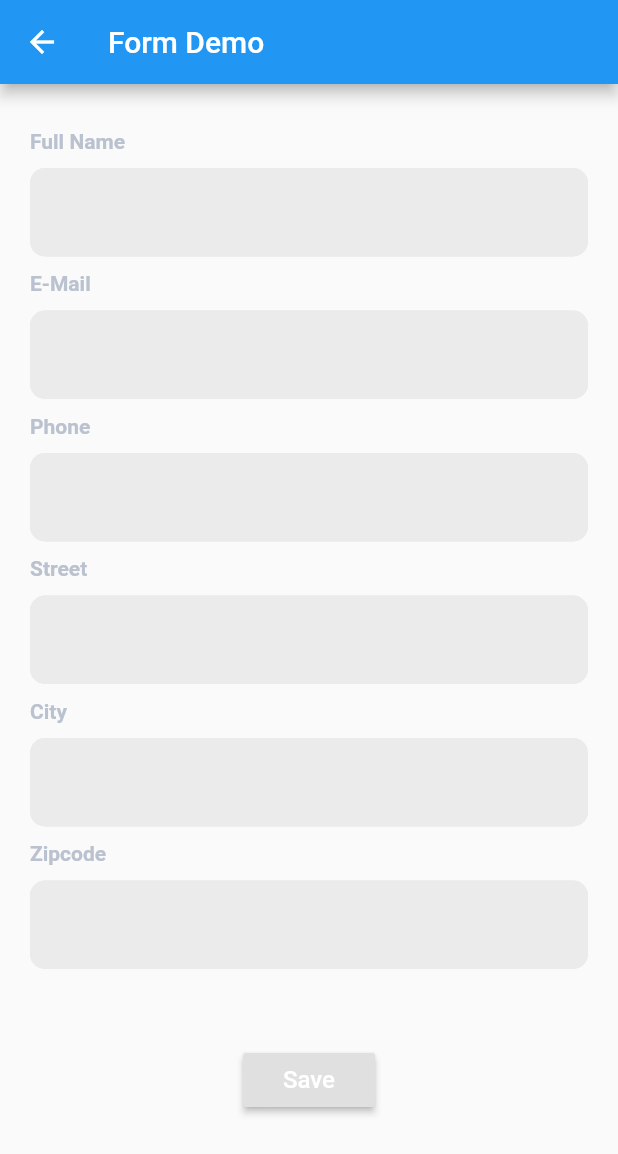
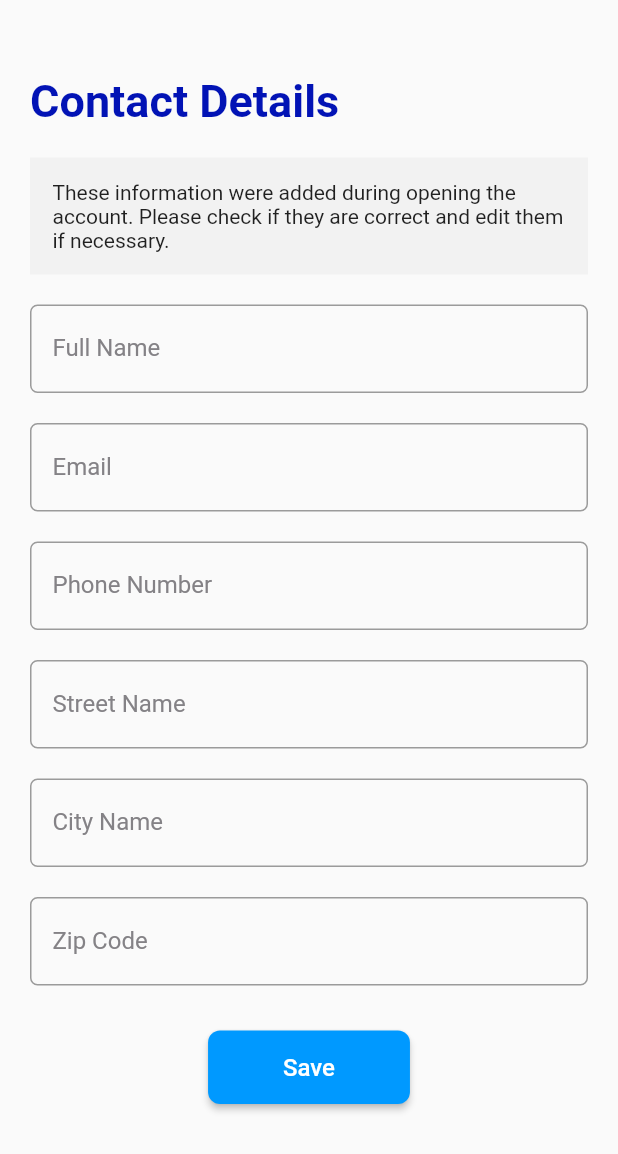
Before and after one commit to karlgrossmann/coronacontacts, a Flutter app: the ContactDataScreen screen opened directly, on a phone screen of 412 x 824 dp. Shown: the top 1154 px of the screen. Run offline on Flutter 3.47's test engine with Material 2 defaults, Android fonts, the phone set to English and light mode, and no system bars; our stand-ins replace permission_handler; missing offline and left inert: qrscan.

Commit message:
screen design of both screens

```diff
--- a/lib/contactdata_screen.dart
+++ b/lib/contactdata_screen.dart
@@ -19,15 +19,28 @@ class ContactDataScreenState extends State<ContactDataScreen> {
 
   Widget _buildNameField() {
     return TextFormField(
+      style: TextStyle(
+          color: Color(0xFF1B1A22),
+          fontWeight: FontWeight.bold,
+      ),
       decoration: InputDecoration(
-          labelText: null,
-          fillColor: Color(0xFFEBEBEB),
-          filled: true,
+          contentPadding: EdgeInsets.only(top: 20.0, bottom: 20.0, right: 15.0, left: 15.0),
+          floatingLabelBehavior: FloatingLabelBehavior.auto,
           border: const OutlineInputBorder(
-              borderRadius: BorderRadius.all(Radius.circular(10.0))),
-          enabledBorder: const OutlineInputBorder(
-              borderRadius: BorderRadius.all(Radius.circular(10.0)),
-              borderSide: BorderSide(color: Color(0xFFEBEBEB)))),
+            borderRadius: BorderRadius.all(Radius.circular(5.0)),
+            borderSide: BorderSide(color: Color(0xFFF0EFF1)),
+          ),
+          focusedBorder: const OutlineInputBorder(
+            borderRadius: BorderRadius.all(Radius.circular(5.0)),
+            borderSide: BorderSide(color: Colors.blue),
+          ),
+          labelText: 'Full Name',
+          labelStyle: TextStyle(
+            color: Color(0xFF848286),
+            fontSize: 16,
+            fontWeight: FontWeight.normal,
+          ),
+      ),
       validator: (String value) {
         if (value.isEmpty) {
           return 'Name is required';
@@ -42,15 +55,28 @@ class ContactDataScreenState extends State<ContactDataScreen> {
 
   Widget _buildEmailField() {
     return TextFormField(
+      style: TextStyle(
+          color: Color(0xFF1B1A22),
+          fontWeight: FontWeight.bold,
+      ),
       decoration: InputDecoration(
-          labelText: null,
-          fillColor: Color(0xFFEBEBEB),
-          filled: true,
+          contentPadding: EdgeInsets.only(top: 20.0, bottom: 20.0, right: 15.0, left: 15.0),
+          floatingLabelBehavior: FloatingLabelBehavior.auto,
           border: const OutlineInputBorder(
-              borderRadius: BorderRadius.all(Radius.circular(10.0))),
-          enabledBorder: const OutlineInputBorder(
-              borderRadius: BorderRadius.all(Radius.circular(10.0)),
-              borderSide: BorderSide(color: Color(0xFFEBEBEB)))),
+            borderRadius: BorderRadius.all(Radius.circular(5.0)),
+            borderSide: BorderSide(color: Color(0xFFF0EFF1)),
+          ),
+          focusedBorder: const OutlineInputBorder(
+            borderRadius: BorderRadius.all(Radius.circular(5.0)),
+            borderSide: BorderSide(color: Colors.blue),
+          ),
+          labelText: 'Email',
+          labelStyle: TextStyle(
+            color: Color(0xFF848286),
+            fontSize: 16,
+            fontWeight: FontWeight.normal,
+          ),
+      ),
       validator: (String value) {
         if (value.isEmpty) {
           return 'Email is required';
@@ -72,15 +98,28 @@ class ContactDataScreenState extends State<ContactDataScreen> {
 
   Widget _buildPhoneNumberField() {
     return TextFormField(
+      style: TextStyle(
+          color: Color(0xFF1B1A22),
+          fontWeight: FontWeight.bold,
+      ),
       decoration: InputDecoration(
-          labelText: null,
-          fillColor: Color(0xFFEBEBEB),
-          filled: true,
+          contentPadding: EdgeInsets.only(top: 20.0, bottom: 20.0, right: 15.0, left: 15.0),
+          floatingLabelBehavior: FloatingLabelBehavior.auto,
           border: const OutlineInputBorder(
-              borderRadius: BorderRadius.all(Radius.circular(10.0))),
-          enabledBorder: const OutlineInputBorder(
-              borderRadius: BorderRadius.all(Radius.circular(10.0)),
-              borderSide: BorderSide(color: Color(0xFFEBEBEB)))),
+            borderRadius: BorderRadius.all(Radius.circular(5.0)),
+            borderSide: BorderSide(color: Color(0xFFF0EFF1)),
+          ),
+          focusedBorder: const OutlineInputBorder(
+            borderRadius: BorderRadius.all(Radius.circular(5.0)),
+            borderSide: BorderSide(color: Colors.blue),
+          ),
+          labelText: 'Phone Number',
+          labelStyle: TextStyle(
+            color: Color(0xFF848286),
+            fontSize: 16,
+            fontWeight: FontWeight.normal,
+          ),
+      ),
       validator: (String value) {
         if (value.isEmpty) {
           return 'Phone number is required';
@@ -101,15 +140,28 @@ class ContactDataScreenState extends State<ContactDataScreen> {
 
   Widget _buildStreetField() {
     return TextFormField(
+      style: TextStyle(
+          color: Color(0xFF1B1A22),
+          fontWeight: FontWeight.bold,
+      ),
       decoration: InputDecoration(
-          labelText: null,
-          fillColor: Color(0xFFEBEBEB),
-          filled: true,
+          contentPadding: EdgeInsets.only(top: 20.0, bottom: 20.0, right: 15.0, left: 15.0),
+          floatingLabelBehavior: FloatingLabelBehavior.auto,
           border: const OutlineInputBorder(
-              borderRadius: BorderRadius.all(Radius.circular(10.0))),
-          enabledBorder: const OutlineInputBorder(
-              borderRadius: BorderRadius.all(Radius.circular(10.0)),
-              borderSide: BorderSide(color: Color(0xFFEBEBEB)))),
+            borderRadius: BorderRadius.all(Radius.circular(5.0)),
+            borderSide: BorderSide(color: Color(0xFFF0EFF1)),
+          ),
+          focusedBorder: const OutlineInputBorder(
+            borderRadius: BorderRadius.all(Radius.circular(5.0)),
+            borderSide: BorderSide(color: Colors.blue),
+          ),
+          labelText: 'Street Name',
+          labelStyle: TextStyle(
+            color: Color(0xFF848286),
+            fontSize: 16,
+            fontWeight: FontWeight.normal,
+          ),
+      ),
       validator: (String value) {
         if (value.isEmpty) {
           return 'Street is required';
@@ -124,15 +176,28 @@ class ContactDataScreenState extends State<ContactDataScreen> {
 
   Widget _buildCityField() {
     return TextFormField(
+      style: TextStyle(
+          color: Color(0xFF1B1A22),
+          fontWeight: FontWeight.bold,
+      ),
       decoration: InputDecoration(
-          labelText: null,
-          fillColor: Color(0xFFEBEBEB),
-          filled: true,
+          contentPadding: EdgeInsets.only(top: 20.0, bottom: 20.0, right: 15.0, left: 15.0),
+          floatingLabelBehavior: FloatingLabelBehavior.auto,
           border: const OutlineInputBorder(
-              borderRadius: BorderRadius.all(Radius.circular(10.0))),
-          enabledBorder: const OutlineInputBorder(
-              borderRadius: BorderRadius.all(Radius.circular(10.0)),
-              borderSide: BorderSide(color: Color(0xFFEBEBEB)))),
+            borderRadius: BorderRadius.all(Radius.circular(5.0)),
+            borderSide: BorderSide(color: Color(0xFFF0EFF1)),
+          ),
+          focusedBorder: const OutlineInputBorder(
+            borderRadius: BorderRadius.all(Radius.circular(5.0)),
+            borderSide: BorderSide(color: Colors.blue),
+          ),
+          labelText: 'City Name',
+          labelStyle: TextStyle(
+            color: Color(0xFF848286),
+            fontSize: 16,
+            fontWeight: FontWeight.normal,
+          ),
+      ),
       validator: (String value) {
         if (value.isEmpty) {
           return 'City is required';
@@ -148,15 +213,28 @@ class ContactDataScreenState extends State<ContactDataScreen> {
 
   Widget _buildZipcodeField() {
     return TextFormField(
+      style: TextStyle(
+          color: Color(0xFF1B1A22),
+          fontWeight: FontWeight.bold,
+      ),
       decoration: InputDecoration(
-          labelText: null,
-          fillColor: Color(0xFFEBEBEB),
-          filled: true,
+          contentPadding: EdgeInsets.only(top: 20.0, bottom: 20.0, right: 15.0, left: 15.0),
+          floatingLabelBehavior: FloatingLabelBehavior.auto,
           border: const OutlineInputBorder(
-              borderRadius: BorderRadius.all(Radius.circular(10.0))),
-          enabledBorder: const OutlineInputBorder(
-              borderRadius: BorderRadius.all(Radius.circular(10.0)),
-              borderSide: BorderSide(color: Color(0xFFEBEBEB)))),
+            borderRadius: BorderRadius.all(Radius.circular(5.0)),
+            borderSide: BorderSide(color: Color(0xFFF0EFF1)),
+          ),
+          focusedBorder: const OutlineInputBorder(
+            borderRadius: BorderRadius.all(Radius.circular(5.0)),
+            borderSide: BorderSide(color: Colors.blue),
+          ),
+          labelText: 'Zip Code',
+          labelStyle: TextStyle(
+            color: Color(0xFF848286),
+            fontSize: 16,
+            fontWeight: FontWeight.normal,
+          ),
+      ),
       validator: (String value) {
         if (value.isEmpty) {
           return 'Zipcode is required';
@@ -187,8 +265,37 @@ class ContactDataScreenState extends State<ContactDataScreen> {
         ));
   }
 
+  Widget _buildHeadingText(text) {
+    return Align(
+      alignment: Alignment.centerLeft,
+      child: Text(
+        text,
+        style: TextStyle(
+          fontSize: 30,
+          color: Color(0xFF0213B5),
+          fontWeight: FontWeight.bold
+        ),
+      ),
+    );
+  }
+
+  Widget _buildDataHint(){
+    return Container(
+        color: Color(0xFFF2F2F2),
+        padding: EdgeInsets.all(15),
+        child: Text(
+          'These information were added during opening the account. Please check if they are correct and edit them if necessary.',
+        ),
+    );
+  }
+
   Widget _buildSaveButton() {
     return RaisedButton(
+        color: Color(0xFF0099FF),
+        padding: EdgeInsets.only(left: 50, right: 50, top: 15, bottom: 15),
+        shape: RoundedRectangleBorder(
+          borderRadius: BorderRadius.all(Radius.circular(8.0)),
+        ),
         child: Text(
           'Save',
           style: TextStyle(color: Colors.white, fontSize: 16),
@@ -211,7 +318,7 @@ class ContactDataScreenState extends State<ContactDataScreen> {
   @override
   Widget build(BuildContext context) {
     return Scaffold(
-        appBar: AppBar(title: Text('Form Demo')),
+        appBar: null,
         body: ListView(
             scrollDirection: Axis.vertical,
             padding: const EdgeInsets.all(20.0),
@@ -221,19 +328,28 @@ class ContactDataScreenState extends State<ContactDataScreen> {
                 child: Column(
                   mainAxisAlignment: MainAxisAlignment.center,
                   children: <Widget>[
-                    _buildInputLabel('Full Name'),
+                    SizedBox(height: 30),
+                    _buildHeadingText('Contact Details'),
+                    SizedBox(height: 20),
+                    _buildDataHint(),
+                    SizedBox(height: 20),
                     _buildNameField(),
-                    _buildInputLabel('E-Mail'),
+                    SizedBox(height: 20),
+                    //_buildInputLabel('E-Mail'),
                     _buildEmailField(),
-                    _buildInputLabel('Phone'),
+                    SizedBox(height: 20),
+                    //_buildInputLabel('Phone'),
                     _buildPhoneNumberField(),
-                    _buildInputLabel('Street'),
+                    SizedBox(height: 20),
+                    //_buildInputLabel('Street'),
                     _buildStreetField(),
-                    _buildInputLabel('City'),
+                    SizedBox(height: 20),
+                    //_buildInputLabel('City'),
                     _buildCityField(),
-                    _buildInputLabel('Zipcode'),
+                    SizedBox(height: 20),
+                    //_buildInputLabel('Zipcode'),
                     _buildZipcodeField(),
-                    SizedBox(height: 50),
+                    SizedBox(height: 30),
                     _buildSaveButton(),
                   ],
                 ),
--- a/lib/transmitdata_screen.dart
+++ b/lib/transmitdata_screen.dart
@@ -23,8 +23,50 @@ class TransmitDataScreenState extends State<TransmitDataScreen> {
     }
   }
 
+  Widget _buildHeadingText(text) {
+    return Align(
+      alignment: Alignment.centerLeft,
+      child: Text(
+        text,
+        style: TextStyle(
+          fontSize: 30,
+          color: Color(0xFF0213B5),
+          fontWeight: FontWeight.bold
+        ),
+      ),
+    );
+  }
+
+  Widget _buildScanHint(){
+    return Container(
+        padding: EdgeInsets.all(15),
+        child: Text(
+          'Press the button to scan the code and leave your contact details.',
+          style: TextStyle(
+            color: Color(0xFFBBC2CF),
+            fontSize: 19,
+          ),
+          textAlign: TextAlign.center,
+        ),
+    );
+  }
+
+  Widget _buildQRImage(){
+    return Container(
+      child: Image(
+        height: 250,
+        image: NetworkImage('https://i.ibb.co/XyVqkQN/frame-1.png'),
+      )
+    );
+  }
+
   Widget _buildSaveButton() {
     return RaisedButton(
+        color: Color(0xFF0099FF),
+        padding: EdgeInsets.only(left: 50, right: 50, top: 15, bottom: 15),
+        shape: RoundedRectangleBorder(
+          borderRadius: BorderRadius.all(Radius.circular(8.0)),
+        ),
         child: Text(
           'Scan',
           style: TextStyle(color: Colors.white, fontSize: 16),
@@ -35,12 +77,21 @@ class TransmitDataScreenState extends State<TransmitDataScreen> {
   @override
   Widget build(BuildContext context) {
     return Scaffold(
-        appBar: AppBar(title: Text('Scan Demo')),
+        appBar: null,
         body: Container(
             margin: EdgeInsets.all(24),
             child: Column(
-              mainAxisAlignment: MainAxisAlignment.center,
-              children: [_buildSaveButton()],
+              mainAxisAlignment: MainAxisAlignment.start,
+              children: [
+                SizedBox(height: 30),
+                _buildHeadingText('Scan Code'),
+                SizedBox(height: 50),
+                _buildScanHint(),
+                SizedBox(height: 30),
+                _buildQRImage(),
+                SizedBox(height: 50),
+                _buildSaveButton()
+              ],
             )));
   }
 }
```
